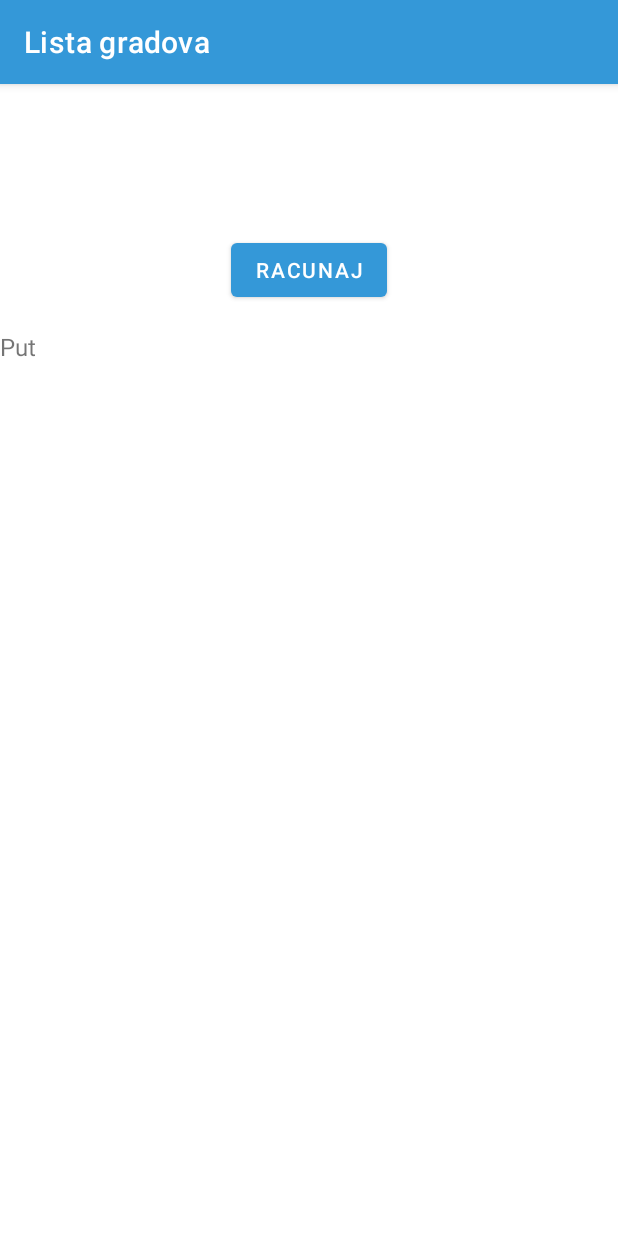
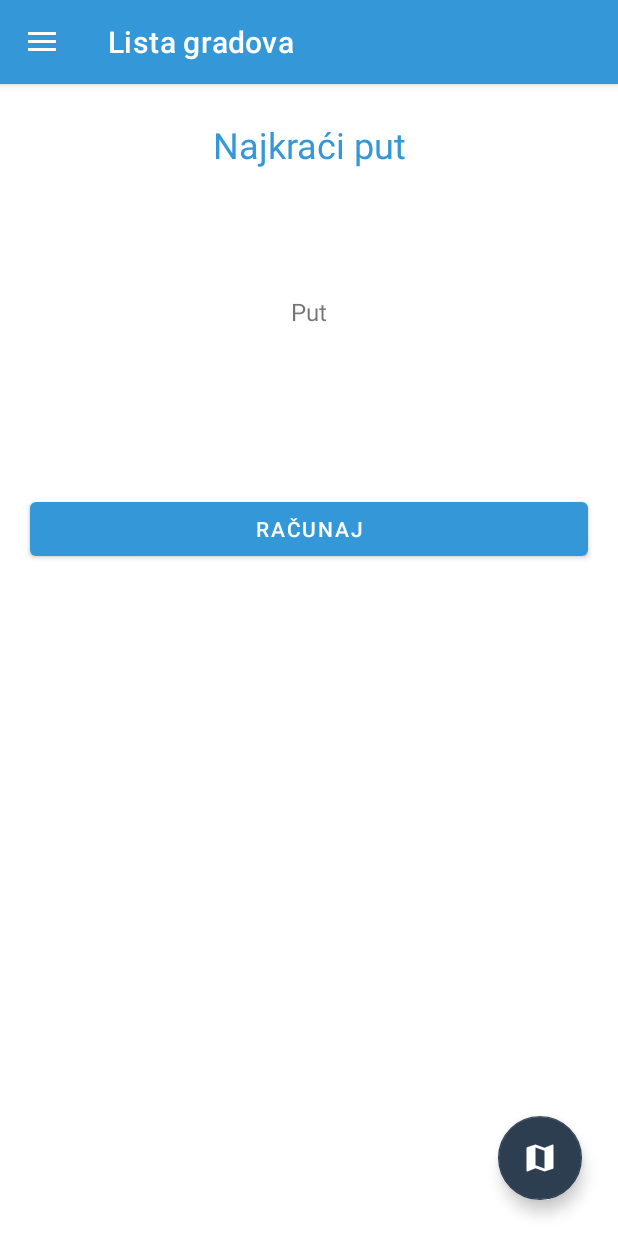
Before and after one commit to kerimnuhanovic/SalesmanProblemProject2, an Android app: the fragment NajkraciPutFragment placed in its activity, on a phone screen of 412 x 824 dp. Run offline under Robolectric (Android 15) with nearby library versions, the phone set to English and light mode, and no system bars; our stand-ins replace Room's generated code, Timber, data binding, navigation-ui; 3 statements that could not run were skipped.

Commit message:
Update6 23.5

```diff
--- a/app/build.gradle
+++ b/app/build.gradle
@@ -43,6 +43,7 @@ android {
 
     buildFeatures {
         dataBinding true
+        viewBinding true
     }
 }
 
--- a/app/src/main/java/com/example/salesmanproblemproject/ListaGradovaFragment.kt
+++ b/app/src/main/java/com/example/salesmanproblemproject/ListaGradovaFragment.kt
@@ -4,14 +4,18 @@ import android.app.AlertDialog
 import android.os.Bundle
 import androidx.fragment.app.Fragment
 import android.view.LayoutInflater
+import android.view.MenuItem
 import android.view.View
 import android.view.ViewGroup
 import android.widget.Toast
+import androidx.appcompat.app.ActionBarDrawerToggle
 import androidx.databinding.DataBindingUtil
+import androidx.drawerlayout.widget.DrawerLayout
 import androidx.lifecycle.Observer
 import androidx.lifecycle.ViewModelProvider
 import androidx.navigation.Navigation
-import androidx.navigation.findNavController
+import androidx.navigation.ui.AppBarConfiguration
+import androidx.navigation.ui.NavigationUI
 import androidx.recyclerview.widget.RecyclerView
 import com.example.salesmanproblemproject.database.GradDBViewModel
 import com.example.salesmanproblemproject.databinding.FragmentListaGradovaBinding
@@ -23,27 +27,35 @@ import com.example.salesmanproblemproject.databinding.FragmentTitleBinding
  * create an instance of this fragment.
  */
 class ListaGradovaFragment : Fragment() {
+    lateinit var toggle: ActionBarDrawerToggle
 
+    private lateinit var binding: FragmentListaGradovaBinding
     private lateinit var gradViewModel: GradDBViewModel
-
     override fun onCreateView(
         inflater: LayoutInflater, container: ViewGroup?,
         savedInstanceState: Bundle?
     ): View? {
 
-        val binding: FragmentListaGradovaBinding = DataBindingUtil.inflate(inflater, R.layout.fragment_lista_gradova, container, false)
+        binding = FragmentListaGradovaBinding.inflate(inflater, container, false)
 
         //postavljanje recyclerView-a
-        val grad_adapter=GradAdapter()
-        val recyclerView: RecyclerView=binding.recycleGradovi
-        recyclerView.adapter=grad_adapter//kraj postavljanja recycler Viewa
+        val grad_adapter = GradAdapter()
+        val recyclerView: RecyclerView = binding.recycleGradovi
+        recyclerView.adapter = grad_adapter//kraj postavljanja recycler Viewa
 
         /*dodat liniju koda ako zatreba*/
         gradViewModel = ViewModelProvider(this).get(GradDBViewModel::class.java)
 
-        gradViewModel.readAllData.observe(viewLifecycleOwner, Observer {grad->
+        //u fragment
+        setHasOptionsMenu(true)
+        var drawerLayout: DrawerLayout = binding.drawerLayout
+        var navView = binding.navView
+        toggle = ActionBarDrawerToggle(activity, drawerLayout, R.string.open, R.string.close)
+        drawerLayout.addDrawerListener(toggle)
+        toggle.syncState()///kraj za bocni meni
+        gradViewModel.readAllData.observe(viewLifecycleOwner, Observer { grad ->
             grad_adapter.setGradovi(grad)
-        })
+        })//u fragment
 
         binding.floatingActionButton.setOnClickListener(
             Navigation.createNavigateOnClickListener(R.id.action_listaGradovaFragment_to_dodajGradFragment)
@@ -51,36 +63,27 @@ class ListaGradovaFragment : Fragment() {
 
         binding.izbrisiSve.setOnClickListener {
             val builder = AlertDialog.Builder(requireContext())
-            builder.setPositiveButton("DA"){_, _ ->
+            builder.setPositiveButton("DA") { _, _ ->
                 gradViewModel.deleteAll()
                 Toast.makeText(requireContext(), "Gradovi izbrisani", Toast.LENGTH_LONG).show()
             }
-            builder.setNegativeButton("NE") {_, _ ->
+            builder.setNegativeButton("NE") { _, _ ->
 
             }
             builder.setTitle("Izbrisi")
             builder.setMessage("Da li želite izbrisati sve gradove?")
             builder.show()
         }
+        ///////////pocetak za bocni meni
 
 
-        binding.dugme.setOnClickListener {
-            var listaPomocna: ListaGradova = ListaGradova(gradViewModel.readAllData.value!!)
-            if (gradViewModel.readAllData.value!!.size == 0 || gradViewModel.readAllData.value!!.size == 1 ||
-                gradViewModel.readAllData.value!!.size == 2
-            ) {
-                Toast.makeText(requireContext(), "Potrebna su barem tri grada za računanje puta!", Toast.LENGTH_LONG).show()
-            } else {
-                it.findNavController().navigate(
-                    ListaGradovaFragmentDirections.actionListaGradovaFragmentToNajkraciPutFragment(
-                        listaPomocna
-                    )
-                )
-
-            }
-        }
         return binding.root;
     }
 
-
+    override fun onOptionsItemSelected(item: MenuItem): Boolean {
+        if (toggle.onOptionsItemSelected(item)) {
+            return true
+        }
+        return super.onOptionsItemSelected(item)
+    }
 }
--- a/app/src/main/java/com/example/salesmanproblemproject/MainActivity.kt
+++ b/app/src/main/java/com/example/salesmanproblemproject/MainActivity.kt
@@ -20,8 +20,7 @@ class MainActivity : AppCompatActivity() {
 
         val appBarConfiguration = AppBarConfiguration
             .Builder(
-                R.id.titleFragment2,
-                R.id.listaGradovaFragment
+                R.id.titleFragment2
 
             )
             .build()
--- a/app/src/main/res/layout/fragment_lista_gradova.xml
+++ b/app/src/main/res/layout/fragment_lista_gradova.xml
@@ -1,13 +1,33 @@
 <?xml version="1.0" encoding="utf-8"?>
 
-<layout xmlns:android="http://schemas.android.com/apk/res/android"
+<androidx.drawerlayout.widget.DrawerLayout
+    android:id="@+id/drawerLayout"
+    android:layout_width="match_parent"
+    android:layout_height="match_parent"
+    android:clickable="true"
+    tools:ignore="MissingConstraints"
+    xmlns:android="http://schemas.android.com/apk/res/android"
     xmlns:app="http://schemas.android.com/apk/res-auto"
     xmlns:tools="http://schemas.android.com/tools">
+
+    <com.google.android.material.navigation.NavigationView
+        android:id="@+id/navView"
+        android:layout_width="wrap_content"
+        android:layout_height="match_parent"
+        android:layout_gravity="start"
+        android:fitsSystemWindows="true"
+        app:headerLayout="@layout/sadrzaj_headera"
+        app:menu="@menu/nav_header_menu"
+        tools:ignore="MissingConstraints" >
+
+
+    </com.google.android.material.navigation.NavigationView>
 
     <androidx.constraintlayout.widget.ConstraintLayout
         android:layout_width="match_parent"
         android:layout_height="match_parent"
-    tools:context=".ListaGradovaFragment">
+        tools:context=".ListaGradovaFragment"
+        >
 
         <!--
             <TextView
@@ -30,7 +50,12 @@
             android:layout_height="wrap_content"
             app:layout_constraintStart_toStartOf="parent"
             app:layout_constraintTop_toTopOf="parent"
-        app:layoutManager="androidx.recyclerview.widget.LinearLayoutManager"/>
+            app:layoutManager="androidx.recyclerview.widget.LinearLayoutManager"
+            />
+
+
+
+
 
         <com.google.android.material.floatingactionbutton.FloatingActionButton
             android:id="@+id/floatingActionButton"
@@ -55,15 +80,7 @@
             app:layout_constraintStart_toStartOf="parent"
             app:srcCompat="@drawable/ic_baseline_delete_24" />
 
-    <Button
-        android:id="@+id/dugme"
-        android:layout_width="wrap_content"
-        android:layout_height="wrap_content"
-        android:layout_marginBottom="24dp"
-        android:text="Najkraći put"
-        app:layout_constraintBottom_toBottomOf="parent"
-        app:layout_constraintEnd_toStartOf="@+id/floatingActionButton"
-        app:layout_constraintStart_toEndOf="@+id/izbrisiSve" />
 
     </androidx.constraintlayout.widget.ConstraintLayout>
-</layout>
+
+</androidx.drawerlayout.widget.DrawerLayout>
--- a/app/src/main/res/layout/fragment_najkraci_put.xml
+++ b/app/src/main/res/layout/fragment_najkraci_put.xml
@@ -7,28 +7,54 @@
         android:layout_width="match_parent"
         android:layout_height="match_parent">
 
+        <TextView
+            android:id="@+id/naslov"
+            android:layout_width="match_parent"
+            android:layout_height="wrap_content"
+            android:text="Najkraći put"
+            android:textAlignment="center"
+            android:textColor="@color/plava_primary"
+            android:textSize="24sp"
+            android:paddingTop="24dp"
+            android:paddingBottom="24dp"/>
 
         <Button
             android:id="@+id/racunaj"
-            android:layout_width="wrap_content"
+            android:layout_width="match_parent"
             android:layout_height="wrap_content"
-            android:text="Racunaj"
-            app:layout_constraintStart_toStartOf="parent"
-            app:layout_constraintTop_toTopOf="parent"
-            app:layout_constraintEnd_toEndOf="parent"
+            android:text="Računaj"
+            app:layout_constraintTop_toBottomOf="@+id/put"
             android:layout_marginTop="100dp"
+            android:layout_marginStart="20dp"
+            android:layout_marginEnd="20dp"
             />
 
         <TextView
             android:id="@+id/put"
             android:layout_width="match_parent"
             android:layout_height="wrap_content"
-            app:layout_constraintTop_toBottomOf="@+id/racunaj"
-            app:layout_constraintStart_toStartOf="parent"
             android:text="Put"
+            android:textAlignment="center"
+            android:textSize="16dp"
             app:layout_constraintEnd_toEndOf="parent"
-            android:textSize="16dp"
-            android:layout_marginTop="16dp"/>
+            app:layout_constraintTop_toBottomOf="@+id/naslov"
+            android:layout_marginTop="50dp"
+            android:paddingTop="10dp"
+            android:paddingBottom="10dp"
+            android:layout_marginStart="20dp"
+            android:layout_marginEnd="20dp"/>
+
+        <com.google.android.material.floatingactionbutton.FloatingActionButton
+            android:id="@+id/prikaziPutNaKarti"
+            android:layout_width="wrap_content"
+            android:layout_height="wrap_content"
+            android:layout_marginEnd="24dp"
+            android:layout_marginBottom="24dp"
+            android:clickable="false"
+            app:layout_constraintBottom_toBottomOf="parent"
+            app:layout_constraintEnd_toEndOf="parent"
+            app:srcCompat="@drawable/ic_baseline_map_24" />
+
     </androidx.constraintlayout.widget.ConstraintLayout>
 
 
```
Lines whose indentation alone changed are shown as unchanged.
